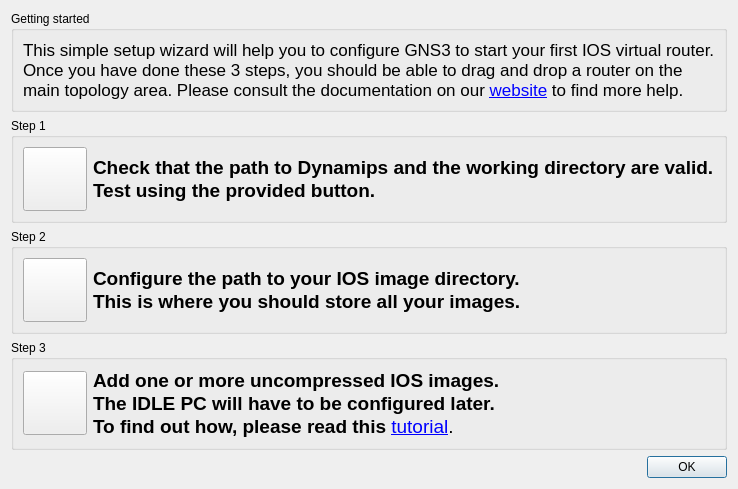
Above: src/GNS3/Ui/Form_Wizard.ui from GNS3/gns3-legacy before the change. Below: the same form after it.
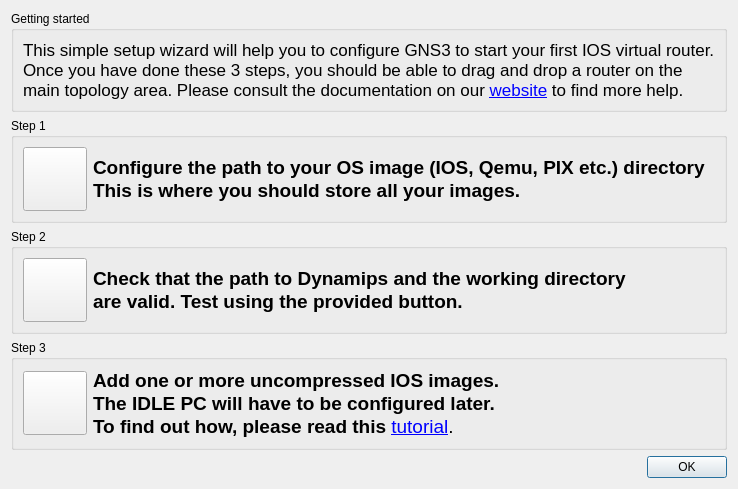
That is the form after the change. Icons and pictures are not drawn.

The edit to the form file:
```diff
--- a/src/GNS3/Ui/Form_Wizard.ui
+++ b/src/GNS3/Ui/Form_Wizard.ui
@@ -54,14 +54,14 @@
        </widget>
       </item>
       <item>
-       <widget class="QLabel" name="label">
+       <widget class="QLabel" name="label_3">
         <property name="text">
          <string>&lt;!DOCTYPE HTML PUBLIC &quot;-//W3C//DTD HTML 4.0//EN&quot; &quot;http://www.w3.org/TR/REC-html40/strict.dtd&quot;&gt;
 &lt;html&gt;&lt;head&gt;&lt;meta name=&quot;qrichtext&quot; content=&quot;1&quot; /&gt;&lt;style type=&quot;text/css&quot;&gt;
 p, li { white-space: pre-wrap; }
 &lt;/style&gt;&lt;/head&gt;&lt;body style=&quot; font-family:'Lucida Grande'; font-size:13pt; font-weight:400; font-style:normal;&quot;&gt;
-&lt;p align=&quot;justify&quot; style=&quot; margin-top:0px; margin-bottom:0px; margin-left:0px; margin-right:0px; -qt-block-indent:0; text-indent:0px;&quot;&gt;&lt;span style=&quot; font-family:'Sans Serif'; font-size:14pt; font-weight:600;&quot;&gt;Check that the path to Dynamips and the working directory are valid.&lt;/span&gt;&lt;/p&gt;
-&lt;p align=&quot;justify&quot; style=&quot; margin-top:0px; margin-bottom:0px; margin-left:0px; margin-right:0px; -qt-block-indent:0; text-indent:0px;&quot;&gt;&lt;span style=&quot; font-family:'Sans Serif'; font-size:14pt; font-weight:600;&quot;&gt;Test using the provided button.&lt;/span&gt;&lt;/p&gt;&lt;/body&gt;&lt;/html&gt;</string>
+&lt;p align=&quot;justify&quot; style=&quot; margin-top:0px; margin-bottom:0px; margin-left:0px; margin-right:0px; -qt-block-indent:0; text-indent:0px;&quot;&gt;&lt;span style=&quot; font-family:'Sans Serif'; font-size:14pt; font-weight:600;&quot;&gt;Configure the path to your OS image (IOS, Qemu, PIX etc.) directory&lt;/span&gt;&lt;/p&gt;
+&lt;p align=&quot;justify&quot; style=&quot; margin-top:0px; margin-bottom:0px; margin-left:0px; margin-right:0px; -qt-block-indent:0; text-indent:0px;&quot;&gt;&lt;span style=&quot; font-family:'Sans Serif'; font-size:14pt; font-weight:600;&quot;&gt;This is where you should store all your images.&lt;/span&gt;&lt;/p&gt;&lt;/body&gt;&lt;/html&gt;</string>
         </property>
        </widget>
       </item>
@@ -117,14 +117,14 @@
        </widget>
       </item>
       <item>
-       <widget class="QLabel" name="label_3">
+       <widget class="QLabel" name="label">
         <property name="text">
          <string>&lt;!DOCTYPE HTML PUBLIC &quot;-//W3C//DTD HTML 4.0//EN&quot; &quot;http://www.w3.org/TR/REC-html40/strict.dtd&quot;&gt;
 &lt;html&gt;&lt;head&gt;&lt;meta name=&quot;qrichtext&quot; content=&quot;1&quot; /&gt;&lt;style type=&quot;text/css&quot;&gt;
 p, li { white-space: pre-wrap; }
 &lt;/style&gt;&lt;/head&gt;&lt;body style=&quot; font-family:'Lucida Grande'; font-size:13pt; font-weight:400; font-style:normal;&quot;&gt;
-&lt;p align=&quot;justify&quot; style=&quot; margin-top:0px; margin-bottom:0px; margin-left:0px; margin-right:0px; -qt-block-indent:0; text-indent:0px;&quot;&gt;&lt;span style=&quot; font-family:'Sans Serif'; font-size:14pt; font-weight:600;&quot;&gt;Configure the path to your IOS image directory. &lt;/span&gt;&lt;/p&gt;
-&lt;p align=&quot;justify&quot; style=&quot; margin-top:0px; margin-bottom:0px; margin-left:0px; margin-right:0px; -qt-block-indent:0; text-indent:0px;&quot;&gt;&lt;span style=&quot; font-family:'Sans Serif'; font-size:14pt; font-weight:600;&quot;&gt;This is where you should store all your images.&lt;/span&gt;&lt;/p&gt;&lt;/body&gt;&lt;/html&gt;</string>
+&lt;p align=&quot;justify&quot; style=&quot; margin-top:0px; margin-bottom:0px; margin-left:0px; margin-right:0px; -qt-block-indent:0; text-indent:0px;&quot;&gt;&lt;span style=&quot; font-family:'Sans Serif'; font-size:14pt; font-weight:600;&quot;&gt;Check that the path to Dynamips and the working directory &lt;/span&gt;&lt;/p&gt;
+&lt;p align=&quot;justify&quot; style=&quot; margin-top:0px; margin-bottom:0px; margin-left:0px; margin-right:0px; -qt-block-indent:0; text-indent:0px;&quot;&gt;&lt;span style=&quot; font-family:'Sans Serif'; font-size:14pt; font-weight:600;&quot;&gt;are valid. Test using the provided button.&lt;/span&gt;&lt;/p&gt;&lt;/body&gt;&lt;/html&gt;</string>
         </property>
        </widget>
       </item>
```
Left out of the diff: 50 changed lines with no effect on the pictures.
